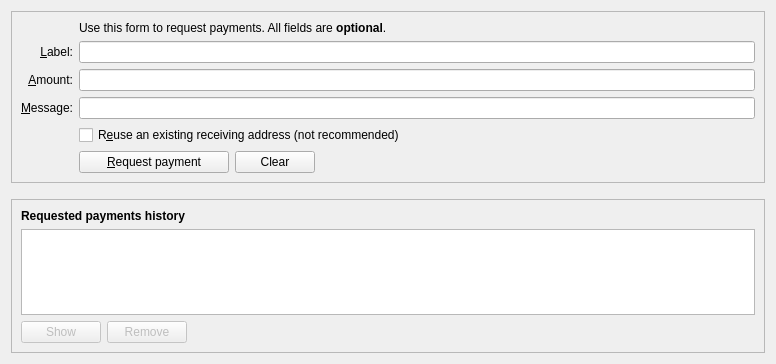
fartcoin-project/fartcoin, file src/qt/forms/receivecoinsdialog.ui: the form before one commit.
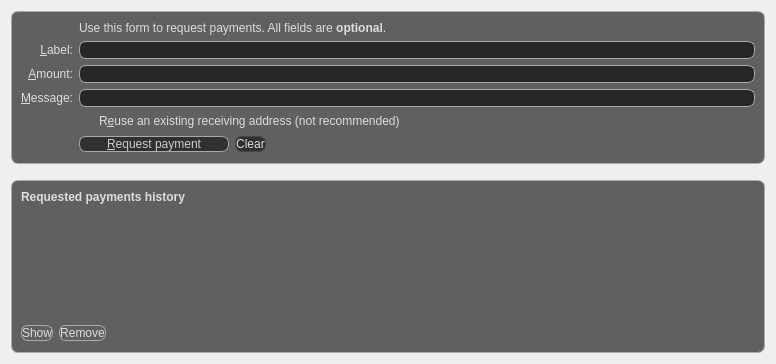
The form after the commit. Icons and pictures are not drawn. Custom widgets are drawn as their Qt base class.

Commit message: wallet design update

What changed in the file:
```diff
--- a/src/qt/forms/receivecoinsdialog.ui
+++ b/src/qt/forms/receivecoinsdialog.ui
@@ -13,6 +13,11 @@
   <layout class="QVBoxLayout" name="verticalLayout" stretch="0,0,1">
    <item>
    <widget class="QFrame" name="frame2">
+<!-- Background of top frame -->
+              <property name="styleSheet">
+               <string notr="true">background-color: rgba(0, 0, 0, 60%); color: #DDDDDD; border-radius: 7px; border: 1px solid #AAAAAA; </string>
+              </property>
+
     <property name="sizePolicy">
       <sizepolicy hsizetype="Preferred" vsizetype="Expanding">
         <horstretch>0</horstretch>
@@ -30,6 +35,10 @@
     <layout class="QGridLayout" name="gridLayout">
      <item row="7" column="2">
       <widget class="QCheckBox" name="reuseAddress">
+<!-- Background alpha of text set back to 0% -->
+              <property name="styleSheet">
+               <string notr="true">background-color: rgba(0, 0, 0, 0%); color: #DDDDDD; border: 0px; </string>
+              </property>
        <property name="toolTip">
         <string>Reuse one of the previously used receiving addresses. Reusing addresses has security and privacy issues. Do not use this unless re-generating a payment request made before.</string>
        </property>
@@ -40,6 +49,10 @@
      </item>
      <item row="7" column="0">
       <widget class="QLabel" name="label_4">
+<!-- Background alpha of text set back to 0% -->
+              <property name="styleSheet">
+               <string notr="true">background-color: rgba(0, 0, 0, 0%); color: #DDDDDD; border: 0px;   </string>
+              </property>
        <property name="text">
         <string/>
        </property>
@@ -47,6 +60,10 @@
      </item>
      <item row="6" column="0">
       <widget class="QLabel" name="label_3">
+<!-- Background alpha of text set back to 0% -->
+              <property name="styleSheet">
+               <string notr="true">background-color: rgba(0, 0, 0, 0%); color: #DDDDDD; border: 0px;   </string>
+              </property>
        <property name="toolTip">
         <string>An optional message to attach to the payment request, which will be displayed when the request is opened. Note: The message will not be sent with the payment over the Fartcoin network.</string>
        </property>
@@ -80,10 +97,18 @@
        <property name="text">
         <string>Use this form to request payments. All fields are &lt;b&gt;optional&lt;/b&gt;.</string>
        </property>
+<!-- Background alpha of text set back to 0% -->
+              <property name="styleSheet">
+               <string notr="true">background-color: rgba(0, 0, 0, 0%); color: #DDDDDD;   border: 0px; </string>
+              </property>
       </widget>
      </item>
      <item row="4" column="0">
       <widget class="QLabel" name="label_2">
+<!-- Background alpha of text set back to 0% -->
+              <property name="styleSheet">
+               <string notr="true">background-color: rgba(0, 0, 0, 0%); color: #DDDDDD;  border: 0px;  </string>
+              </property>
        <property name="toolTip">
         <string>An optional label to associate with the new receiving address.</string>
        </property>
@@ -100,6 +125,10 @@
      </item>
      <item row="5" column="0">
       <widget class="QLabel" name="label">
+<!-- Background alpha of text set back to 0% -->
+              <property name="styleSheet">
+               <string notr="true">background-color: rgba(0, 0, 0, 0%); color: #DDDDDD;  border: 0px;  </string>
+              </property>
        <property name="toolTip">
         <string>An optional amount to request. Leave this empty or zero to not request a specific amount.</string>
        </property>
@@ -131,6 +160,10 @@
     <layout class="QHBoxLayout" name="horizontalLayout">
      <item>
       <widget class="QPushButton" name="receiveButton">
+<!-- Background alpha of text set back to 0% -->
+              <property name="styleSheet">
+               <string notr="true">background-color: rgba(0, 0, 0, 50%); color: #CCCCCC; border-radius: 7px; border: 1px solid #4444444;  </string>
+              </property>
        <property name="minimumSize">
         <size>
          <width>150</width>
@@ -148,6 +181,10 @@
      </item>
      <item>
       <widget class="QPushButton" name="clearButton">
+<!-- Background alpha of text set back to 0% -->
+              <property name="styleSheet">
+               <string notr="true">background-color: rgba(0, 0, 0, 50%); color: #DDDDDD; border-radius: 7px; border: 1px solid #444444;  </string>
+              </property>
        <property name="sizePolicy">
         <sizepolicy hsizetype="Minimum" vsizetype="Fixed">
          <horstretch>0</horstretch>
@@ -189,6 +226,10 @@
      </item>
      <item row="8" column="0">
       <widget class="QLabel" name="label_7">
+<!-- Background alpha of text set back to 0% -->
+              <property name="styleSheet">
+               <string notr="true">background-color: rgba(0, 0, 0, 0%);   border: 0px; </string>
+              </property>
        <property name="text">
         <string/>
        </property>
@@ -214,6 +255,10 @@
    </item>
    <item>
     <widget class="QFrame" name="frame">
+<!-- Background of top frame -->
+              <property name="styleSheet">
+               <string notr="true">background-color: rgba(0, 0, 0, 60%); color: #DDDDDD; border-radius: 7px; border: 1px solid #AAAAAA; </string>
+              </property>
      <property name="sizePolicy">
       <sizepolicy hsizetype="Preferred" vsizetype="Expanding">
        <horstretch>0</horstretch>
@@ -229,6 +274,10 @@
      <layout class="QVBoxLayout" name="verticalLayout_2">
       <item>
        <widget class="QLabel" name="label_6">
+<!-- Background alpha of text set back to 0% -->
+              <property name="styleSheet">
+               <string notr="true">background-color: rgba(0, 0, 0, 0%); color: #DDDDDD;  border: 0px;  </string>
+              </property>
         <property name="font">
          <font>
           <weight>75</weight>
@@ -242,6 +291,10 @@
       </item>
       <item>
        <widget class="QTableView" name="recentRequestsView">
+<!-- Background alpha of text set back to 0% -->
+              <property name="styleSheet">
+               <string notr="true">background-color: rgba(0, 0, 0, 0%); color: #DDDDDD;  border: 0px;  </string>
+              </property>
         <property name="contextMenuPolicy">
          <enum>Qt::CustomContextMenu</enum>
         </property>
@@ -257,6 +310,10 @@
        <layout class="QHBoxLayout" name="horizontalLayout_2">
         <item>
          <widget class="QPushButton" name="showRequestButton">
+<!-- Background alpha of text set back to 0% -->
+              <property name="styleSheet">
+               <string notr="true">background-color: rgba(0, 0, 0, 0%); color: #DDDDDD;  border: 1px solid #AAAAAA;  border-radius: 7px; </string>
+              </property>
           <property name="toolTip">
            <string>Show the selected request (does the same as double clicking an entry)</string>
           </property>
@@ -274,6 +331,10 @@
         </item>
         <item>
          <widget class="QPushButton" name="removeRequestButton">
+<!-- Background alpha of text set back to 0% -->
+              <property name="styleSheet">
+               <string notr="true">background-color: rgba(0, 0, 0, 0%); color: #DDDDDD;  border: 1px solid #AAAAAA;  border-radius: 7px;  </string>
+              </property>
           <property name="toolTip">
            <string>Remove the selected entries from the list</string>
           </property>
```
Left out of the diff: 24 changed lines with no effect on the pictures. The commit also changes 7 other files.
